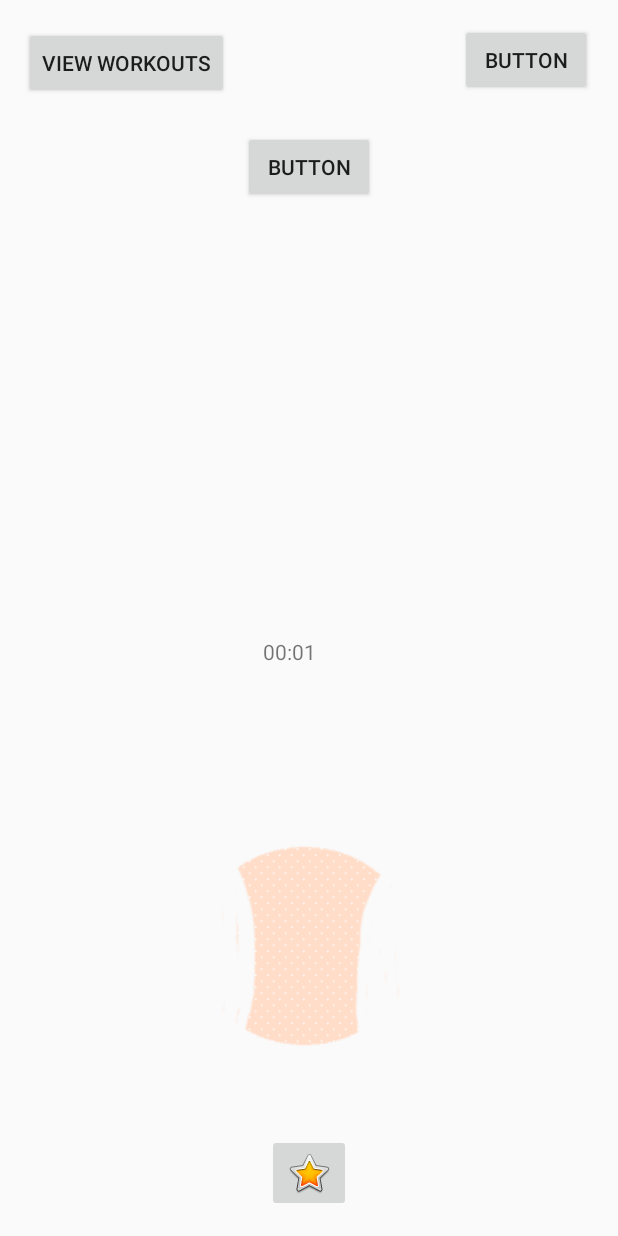
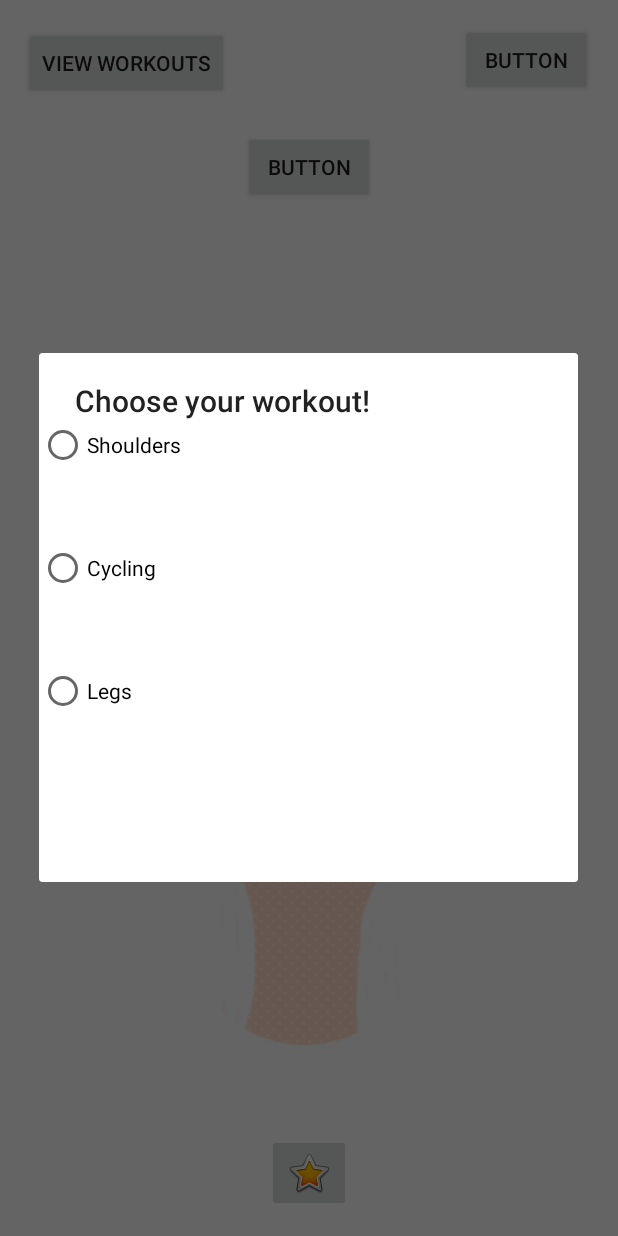
Before and after one commit to IvayloAsenov/GymBuddy, an Android app: the screen it shows after launch (Home), after a tap on an icon or button, on a phone screen of 412 x 824 dp. Run offline under Robolectric (Android 15) with nearby library versions, the phone set to English and light mode, and no system bars; 2 other taps on this screen came first.

Commit message:
- Added a dialog that pops up when starting a new workout *bug* -> seconds stop counting after 60 it goes from 00:59 to 01:00 and stops

```diff
--- /dev/null
+++ b/app/src/main/java/com/example/ivo/gymbuddy/ChooseWorkout.java
@@ -0,0 +1,8 @@
+package com.example.ivo.gymbuddy;
+
+/**
+ * Created by Ivo on 11/2/2017.
+ */
+
+public class ChooseWorkout {
+}
--- a/app/src/main/java/com/example/ivo/gymbuddy/Home.java
+++ b/app/src/main/java/com/example/ivo/gymbuddy/Home.java
@@ -1,12 +1,15 @@
 package com.example.ivo.gymbuddy;
 
+import android.app.Dialog;
 import android.content.Intent;
 import android.os.Bundle;
 import android.support.design.widget.FloatingActionButton;
 import android.support.design.widget.Snackbar;
+import android.support.v7.app.AlertDialog;
 import android.support.v7.app.AppCompatActivity;
 import android.support.v7.widget.Toolbar;
 import android.view.View;
+import android.view.Window;
 import android.widget.Button;
 import android.widget.ImageButton;
 import android.widget.ImageView;
@@ -45,10 +48,13 @@ public class Home extends AppCompatActivity implements BodyTypes{
 
     boolean b_workout = false;
 
+    Dialog myDialog;
+
     @Override
     protected void onCreate(Bundle savedInstanceState) {
         super.onCreate(savedInstanceState);
         setContentView(R.layout.activity_home);
+        //this.setFinishOnTouchOutside(true);
 
         but = (Button) findViewById(R.id.button);
         b_add_workout = (Button) findViewById(R.id.LogAWorkout);
@@ -93,7 +99,6 @@ public class Home extends AppCompatActivity implements BodyTypes{
         ib_startWorkout.setOnClickListener(new View.OnClickListener() {
             @Override
             public void onClick(View v) {
-                //createBullet();
                 createTimer();
             }
         });
@@ -114,8 +119,10 @@ public class Home extends AppCompatActivity implements BodyTypes{
          */
         if(b_workout)
             b_workout=false;
-        else
+        else{
+            createDialog();
             b_workout=true;
+        }
 
         timer.scheduleAtFixedRate(new TimerTask() {
             @Override
@@ -201,4 +208,16 @@ public class Home extends AppCompatActivity implements BodyTypes{
             e.printStackTrace();
         }
     }
+
+    public void createDialog()
+    {
+        AlertDialog.Builder builder = new AlertDialog.Builder(this);
+        builder.setView(R.layout.choose_workout);
+        builder.setTitle("Choose your workout!");
+
+        AlertDialog dialog = builder.create();
+
+        dialog.setCanceledOnTouchOutside(false);
+        dialog.show();
+    }
 }
--- a/app/src/main/res/layout/activity_home.xml
+++ b/app/src/main/res/layout/activity_home.xml
@@ -5,49 +5,6 @@
     android:layout_width="match_parent"
     android:layout_height="match_parent"
     tools:context="com.example.ivo.gymbuddy.Home">
-
-    <LinearLayout
-        android:layout_width="273dp"
-        android:layout_height="457dp"
-        android:layout_marginBottom="8dp"
-        android:layout_marginEnd="8dp"
-        android:layout_marginLeft="8dp"
-        android:layout_marginRight="8dp"
-        android:layout_marginTop="8dp"
-        android:orientation="vertical"
-        android:visibility="invisible"
-        android:clickable="false"
-        app:layout_constraintBottom_toBottomOf="parent"
-        app:layout_constraintHorizontal_bias="0.507"
-        app:layout_constraintLeft_toLeftOf="parent"
-        app:layout_constraintRight_toRightOf="parent"
-        app:layout_constraintTop_toTopOf="parent"
-        app:layout_constraintVertical_bias="0.361"
-        tools:layout_constraintBottom_creator="1"
-        tools:layout_constraintTop_creator="1">
-
-            <RadioButton
-                android:id="@+id/rb_running"
-                android:layout_width="wrap_content"
-                android:layout_height="wrap_content"
-                android:layout_weight="1"
-                android:text="Running" />
-
-            <RadioButton
-                android:id="@+id/rb_shoulders"
-                android:layout_width="wrap_content"
-                android:layout_height="wrap_content"
-                android:layout_weight="1"
-                android:text="Shoulders" />
-
-            <RadioButton
-                android:id="@+id/rb_legs"
-                android:layout_width="wrap_content"
-                android:layout_height="wrap_content"
-                android:layout_weight="1"
-                android:text="Legs" />
-
-    </LinearLayout>
 
     <ImageView
         android:id="@+id/body_type"
--- /dev/null
+++ b/app/src/main/res/layout/choose_workout.xml
@@ -0,0 +1,35 @@
+<?xml version="1.0" encoding="utf-8"?>
+<FrameLayout xmlns:android="http://schemas.android.com/apk/res/android"
+    android:orientation="vertical" android:layout_width="match_parent"
+    android:layout_height="match_parent"
+    android:layout_centerInParent="true">
+
+
+    <LinearLayout
+        android:layout_width="275dp"
+        android:layout_height="307dp"
+        android:orientation="vertical">
+
+
+        <RadioButton
+            android:id="@+id/rb_shoulders"
+            android:layout_width="match_parent"
+            android:layout_height="wrap_content"
+            android:layout_marginBottom="50dp"
+            android:text="Shoulders" />
+
+        <RadioButton
+            android:id="@+id/rb_cycling"
+            android:layout_width="match_parent"
+            android:layout_height="wrap_content"
+            android:layout_marginBottom="50dp"
+            android:text="Cycling" />
+
+        <RadioButton
+            android:id="@+id/rb_legs"
+            android:layout_width="match_parent"
+            android:layout_height="wrap_content"
+            android:layout_marginBottom="50dp"
+            android:text="Legs" />
+    </LinearLayout>
+</FrameLayout>
```
